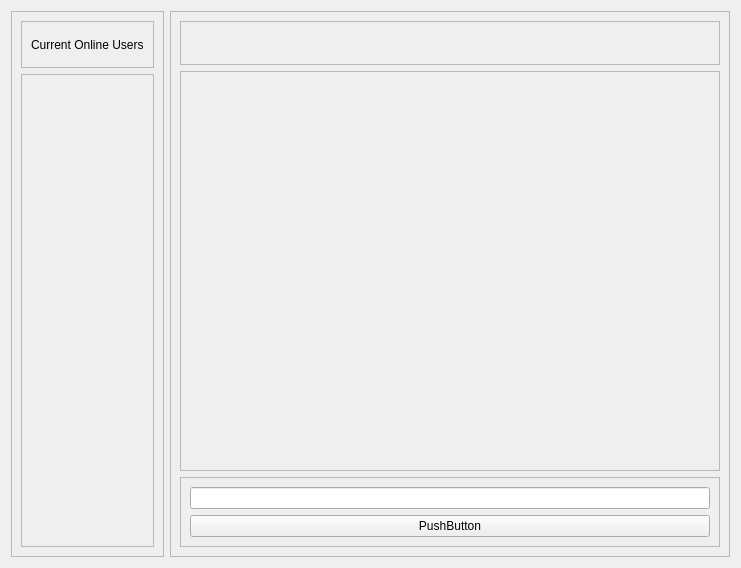
Old version of the form forms/chatpage.ui in the repository alberinfo-2nd/ChatappFrontend.
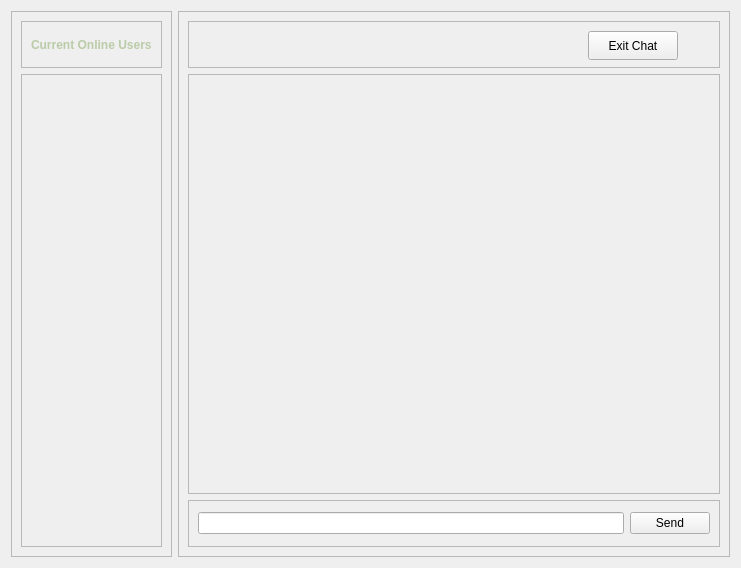
New version of the form.

Commit message: Add chatPage UI structure and fix navigation logic

The edit to the form file:
```diff
--- a/forms/chatpage.ui
+++ b/forms/chatpage.ui
@@ -18,6 +18,12 @@
     <layout class="QHBoxLayout" name="horizontalLayout" stretch="1,4">
      <item>
       <widget class="QFrame" name="frame_2">
+       <property name="sizePolicy">
+        <sizepolicy hsizetype="Preferred" vsizetype="Preferred">
+         <horstretch>1</horstretch>
+         <verstretch>0</verstretch>
+        </sizepolicy>
+       </property>
        <property name="frameShape">
         <enum>QFrame::Shape::StyledPanel</enum>
        </property>
@@ -38,6 +44,11 @@
             <layout class="QVBoxLayout" name="verticalLayout_5">
              <item alignment="Qt::AlignmentFlag::AlignHCenter">
               <widget class="QLabel" name="label">
+               <property name="styleSheet">
+                <string notr="true">color: #bacba8;
+font-size: 18 px;
+font-weight: bold;</string>
+               </property>
                <property name="text">
                 <string>Current Online Users</string>
                </property>
@@ -56,8 +67,8 @@
               <rect>
                <x>0</x>
                <y>0</y>
-               <width>128</width>
-               <height>471</height>
+               <width>167</width>
+               <height>463</height>
               </rect>
              </property>
             </widget>
@@ -70,6 +81,12 @@
      </item>
      <item>
       <widget class="QFrame" name="chatFrame">
+       <property name="sizePolicy">
+        <sizepolicy hsizetype="Preferred" vsizetype="Preferred">
+         <horstretch>4</horstretch>
+         <verstretch>0</verstretch>
+        </sizepolicy>
+       </property>
        <property name="frameShape">
         <enum>QFrame::Shape::StyledPanel</enum>
        </property>
@@ -93,6 +110,19 @@
             <property name="frameShadow">
              <enum>QFrame::Shadow::Raised</enum>
             </property>
+            <widget class="QPushButton" name="pushButton">
+             <property name="geometry">
+              <rect>
+               <x>400</x>
+               <y>10</y>
+               <width>90</width>
+               <height>29</height>
+              </rect>
+             </property>
+             <property name="text">
+              <string>Exit Chat</string>
+             </property>
+            </widget>
            </widget>
           </item>
           <item>
@@ -105,8 +135,8 @@
               <rect>
                <x>0</x>
                <y>0</y>
-               <width>539</width>
-               <height>394</height>
+               <width>487</width>
+               <height>404</height>
               </rect>
              </property>
             </widget>
@@ -120,14 +150,14 @@
             <property name="frameShadow">
              <enum>QFrame::Shadow::Raised</enum>
             </property>
-            <layout class="QVBoxLayout" name="verticalLayout_3">
+            <layout class="QHBoxLayout" name="horizontalLayout_4">
              <item>
               <widget class="QLineEdit" name="messageLineEdit"/>
              </item>
              <item>
               <widget class="QPushButton" name="sendMessageButton">
                <property name="text">
-                <string>PushButton</string>
+                <string>Send</string>
                </property>
               </widget>
              </item>
```
The commit also changes 9 other files.
